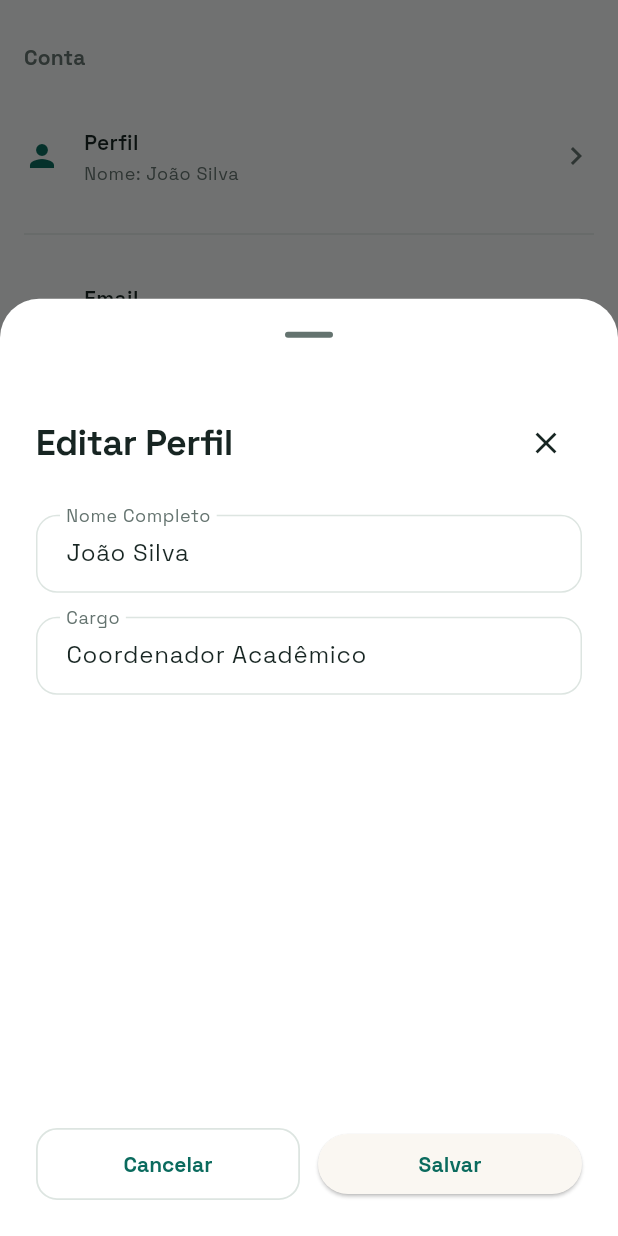
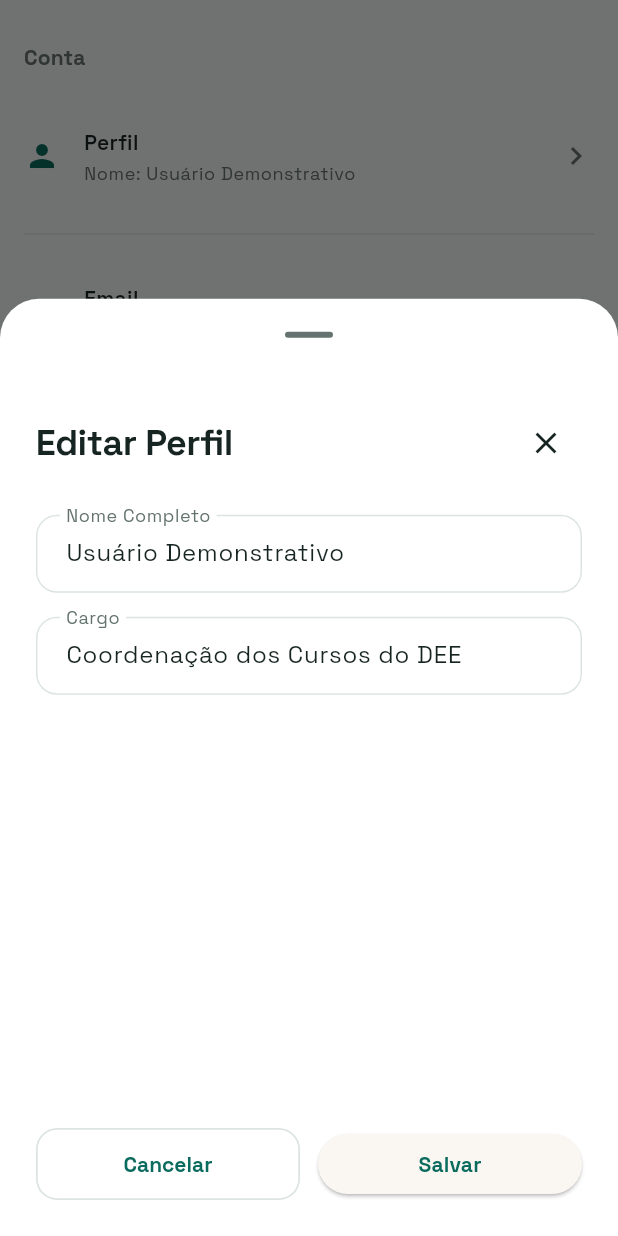
Before and after one commit to frahncky/SIGAD, a Flutter app: the ConfiguracoesPage screen opened directly, after a tap on "Perfil", on a phone screen of 412 x 824 dp. Run offline on Flutter 3.47's test engine with Material 3 defaults, Android fonts, the phone set to English and light mode, and no system bars; our stand-ins replace google_fonts, shared_preferences; accounts and stored records are empty.

Commit message:
fix: consolida contexto institucional do IFMA Monte Castelo [skip ci]

```diff
--- a/lib/core/services/chat_provider.dart
+++ b/lib/core/services/chat_provider.dart
@@ -40,22 +40,22 @@ class ChatProvider extends ChangeNotifier {
   final List<ChatContact> _baseContacts = const [
     ChatContact(
       name: 'João Silva',
-      email: 'joao.silva@ifma.edu.br',
+      email: 'professor.demo@ifma.edu.br',
       role: UserRole.professor,
     ),
     ChatContact(
       name: 'Maria Santos',
-      email: 'maria.santos@ifma.edu.br',
+      email: 'coordenacao.demo@ifma.edu.br',
       role: UserRole.coordenador,
     ),
     ChatContact(
       name: 'Carlos Oliveira',
-      email: 'carlos.oliveira@ifma.edu.br',
+      email: 'servidor.demo@ifma.edu.br',
       role: UserRole.servidorAdministrativo,
     ),
     ChatContact(
       name: 'Ana Pereira',
-      email: 'ana.pereira@ifma.edu.br',
+      email: 'chefia.demo@ifma.edu.br',
       role: UserRole.chefeDepartamento,
     ),
   ];
--- a/lib/features/aulas_praticas/presentation/pages/aulas_praticas_page.dart
+++ b/lib/features/aulas_praticas/presentation/pages/aulas_praticas_page.dart
@@ -24,7 +24,7 @@ class _AulasPraticasPageState extends State<AulasPraticasPage> {
     'Lab. de Eletrônica Analógica',
     'Lab. de Máquinas Elétricas',
     'Lab. de Medidas Elétricas',
-    'Lab Automação',
+    'Lab. de Automação',
   ];
 
   static const List<String> _mesesDefault = [
--- a/lib/features/carga_docente/presentation/pages/carga_docente_page.dart
+++ b/lib/features/carga_docente/presentation/pages/carga_docente_page.dart
@@ -58,11 +58,7 @@ class _CargaDocentePageState extends State<CargaDocentePage> {
       departamento: 'Engenharia Elétrica',
       cargaHoraria: 20,
       cargaMaxima: 20,
-      disciplinas: [
-        'Programação I',
-        'Programação II',
-        'Engenharia Elétrica',
-      ],
+      disciplinas: ['Programação I', 'Programação II', 'Engenharia Elétrica'],
       horariosAula: const [
         HorarioAula(
           diaSemana: 'Segunda',
--- a/lib/features/configuracoes/data/configuracoes_repository.dart
+++ b/lib/features/configuracoes/data/configuracoes_repository.dart
@@ -53,10 +53,10 @@ class ConfiguracoesRepository {
     backupAutomaticoAtivo: data['backupAutomaticoAtivo'] as bool? ?? true,
     idioma: data['idioma'] as String? ?? 'Português (Brasil)',
     tamanhoFonte: data['tamanhoFonte'] as String? ?? 'Médio',
-    nomePerfil: data['nomePerfil'] as String? ?? 'João Silva',
-    cargoPerfil: data['cargoPerfil'] as String? ?? 'Coordenador Acadêmico',
-    emailUsuario:
-        data['emailUsuario'] as String? ?? 'joao.silva@universidade.edu.br',
+    nomePerfil: data['nomePerfil'] as String? ?? 'Usuário Demonstrativo',
+    cargoPerfil:
+        data['cargoPerfil'] as String? ?? 'Coordenação dos Cursos do DEE',
+    emailUsuario: data['emailUsuario'] as String? ?? 'usuario.demo@ifma.edu.br',
     ultimaAlteracaoSenha:
         data['ultimaAlteracaoSenha'] as String? ?? '20/02/2026',
     proximoBackup: data['proximoBackup'] as String? ?? '25/04/2026',
--- a/lib/features/configuracoes/domain/configuracoes_service.dart
+++ b/lib/features/configuracoes/domain/configuracoes_service.dart
@@ -21,9 +21,9 @@ abstract final class ConfiguracoesService {
       backupAutomaticoAtivo: true,
       idioma: 'Português (Brasil)',
       tamanhoFonte: 'Médio',
-      nomePerfil: 'João Silva',
-      cargoPerfil: 'Coordenador Acadêmico',
-      emailUsuario: 'joao.silva@universidade.edu.br',
+      nomePerfil: 'Usuário Demonstrativo',
+      cargoPerfil: 'Coordenação dos Cursos do DEE',
+      emailUsuario: 'usuario.demo@ifma.edu.br',
       ultimaAlteracaoSenha: '20/02/2026',
       proximoBackup: '25/04/2026',
       ultimoBackup: '20/04/2026 às 14:30',
--- a/lib/features/demandas/domain/demandas_service.dart
+++ b/lib/features/demandas/domain/demandas_service.dart
@@ -21,12 +21,12 @@ abstract final class DemandasService {
   ];
 
   static const List<String> proprietarios = [
-    'Coordenação',
+    'Coordenação dos Cursos do DEE',
     'Secretaria Acadêmica',
     'Lab. de Máquinas Elétricas',
-    'TI',
-    'RH',
-    'Gestão',
+    'DTI do Campus',
+    'Gestão de Pessoas',
+    'Chefia do DEE',
     'Comissão de Estágio',
   ];
 
@@ -72,7 +72,7 @@ abstract final class DemandasService {
         descricao: 'Levantamento de todas as solicitações do período',
         prioridade: 'Alta',
         statusLabel: 'Novo',
-        proprietario: 'Coordenação',
+        proprietario: 'Coordenação dos Cursos do DEE',
         prazo: '20/04/2026',
       ),
       Demanda(
@@ -99,7 +99,7 @@ abstract final class DemandasService {
         descricao: 'Análise de utilização de espaços e equipamentos',
         prioridade: 'Baixa',
         statusLabel: 'Concluído',
-        proprietario: 'Gestão',
+        proprietario: 'Chefia do DEE',
         prazo: '10/04/2026',
       ),
     ];
--- a/lib/features/login/presentation/pages/login_page_v2.dart
+++ b/lib/features/login/presentation/pages/login_page_v2.dart
@@ -101,7 +101,7 @@ class _LoginPageState extends State<LoginPage> {
         ),
         const SizedBox(height: 4),
         Text(
-          'Use suas credenciais institucionais para acessar o ambiente.',
+          'Use suas credenciais do IFMA para acessar o Campus São Luís–Monte Castelo.',
           style: theme.textTheme.bodySmall?.copyWith(
             color: colors.onSurfaceVariant,
           ),
@@ -441,12 +441,12 @@ class _InstitutionPanel extends StatelessWidget {
           const BrandTitle(compact: true),
           const SizedBox(height: 24),
           Text(
-            'IFMA — Campus São Luís–Monte Castelo do IFMA — Campus São Luís–Monte Castelo.',
+            'Gestão acadêmica e departamental do IFMA — Campus São Luís–Monte Castelo.',
             style: textTheme.headlineSmall?.copyWith(color: Colors.white),
           ),
           const SizedBox(height: 10),
           Text(
-            'Planeje carga docente, laboratórios, reuniões, demandas e atividades com mais clareza.',
+            'Planeje as atividades do DEE: carga docente, laboratórios, reuniões e demandas.',
             style: textTheme.bodyMedium?.copyWith(
               color: Colors.white.withValues(alpha: 0.82),
             ),
--- a/lib/features/redesign/presentation/pages/sigad_redesign_pages.dart
+++ b/lib/features/redesign/presentation/pages/sigad_redesign_pages.dart
@@ -230,7 +230,8 @@ class _SigadChatPageState extends State<SigadChatPage> {
       header: _PageHeader(
         eyebrow: 'COMUNICAÇÃO',
         title: 'Bate-papo',
-        subtitle: 'Conversas, grupos e avisos internos do DEE — Campus Monte Castelo.',
+        subtitle:
+            'Conversas, grupos e avisos internos do DEE — Campus Monte Castelo.',
         actions: [
           _HeaderAction(
             icon: Icons.add_comment_outlined,
```
Also changed, not shown: lib/features/aulas_praticas/domain/reserva_service.dart (+4 -4 lines), 3 other files.
